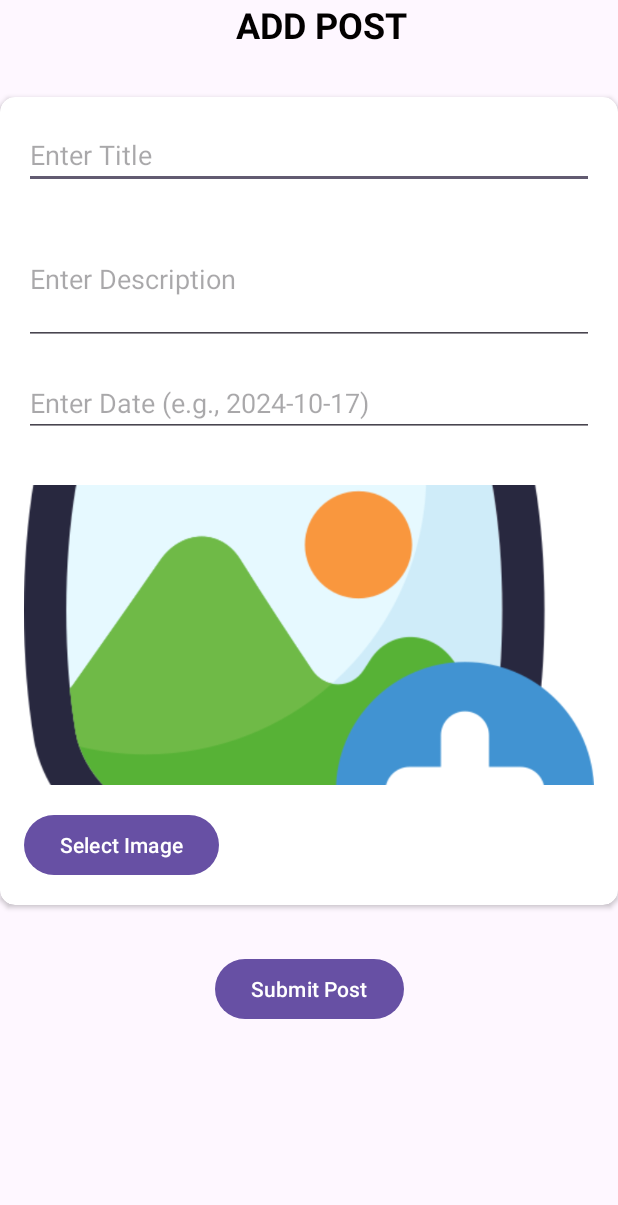
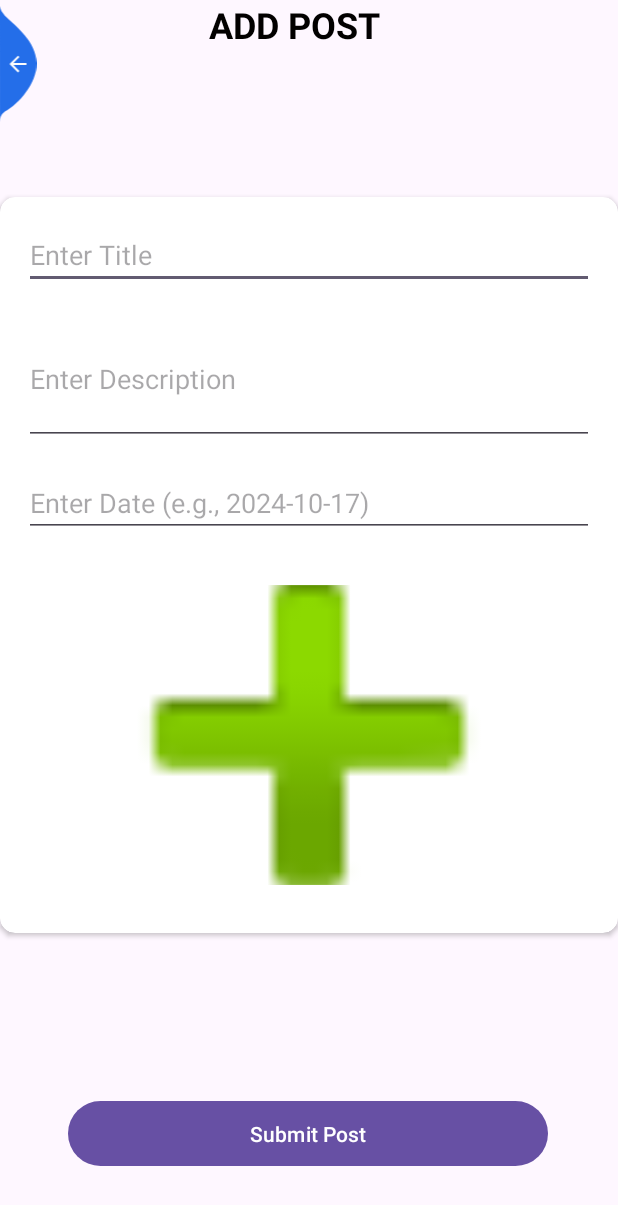
Before and after one commit to aziztrifi/mobilesanteeconect, an Android app: the AddBlog screen opened directly, with no data from a screen before it, on a phone screen of 412 x 824 dp. Shown: the top 1205 px of the screen. Run offline under Robolectric (Android 15) with nearby library versions, the phone set to English and light mode, and no system bars.

Commit message:
some fix

```diff
--- a/app/src/main/res/layout/activity_addblog.xml
+++ b/app/src/main/res/layout/activity_addblog.xml
@@ -7,20 +7,35 @@
     tools:context=".Activity.AddBlog">
 
     <!-- Add Post Header -->
+    <ImageView
+        android:id="@+id/imageView7"
+        android:layout_width="49dp"
+        android:layout_height="77dp"
+        android:layout_alignParentLeft="true"
+        android:layout_alignParentBottom="true"
+        android:layout_marginTop="4dp"
+        android:layout_marginEnd="376dp"
+        android:adjustViewBounds="false"
+        android:onClick="toAdmin_Pael"
+        android:src="@drawable/ic_back_img2"
+        app:layout_constraintEnd_toEndOf="parent"
+        app:layout_constraintTop_toTopOf="parent"
+        tools:ignore="SpeakableTextPresentCheck" />
+
     <TextView
         android:id="@+id/textView4"
         style="@style/viewParent.headerText.NoMode"
-        android:layout_width="wrap_content"
-        android:layout_height="wrap_content"
+        android:layout_width="149dp"
+        android:layout_height="99dp"
         android:layout_marginStart="16dp"
         android:layout_marginBottom="32dp"
         android:text="ADD POST"
+        android:textSize="24sp"
         app:layout_constraintBottom_toTopOf="@+id/cardView"
         app:layout_constraintEnd_toEndOf="parent"
+        app:layout_constraintHorizontal_bias="0.5"
         app:layout_constraintStart_toStartOf="parent"
-        app:layout_constraintTop_toTopOf="parent"
-        app:layout_constraintHorizontal_bias="0.5"
-        android:textSize="24sp" />
+        app:layout_constraintTop_toTopOf="parent" />
 
     <!-- CardView for Blog Form -->
     <androidx.cardview.widget.CardView
@@ -45,28 +60,29 @@
                 android:id="@+id/blogTitle"
                 android:layout_width="match_parent"
                 android:layout_height="wrap_content"
+                android:layout_marginBottom="16dp"
                 android:hint="Enter Title"
-                android:inputType="text"
-                android:layout_marginBottom="16dp" />
+                android:inputType="text" />
 
             <!-- Blog Description -->
             <EditText
                 android:id="@+id/blogDescription"
                 android:layout_width="match_parent"
                 android:layout_height="wrap_content"
+                android:layout_marginBottom="16dp"
                 android:hint="Enter Description"
                 android:inputType="textMultiLine"
-                android:minLines="3"
-                android:layout_marginBottom="16dp" />
+                android:minLines="3" />
 
             <!-- Blog Date -->
             <EditText
                 android:id="@+id/blogDate"
                 android:layout_width="match_parent"
                 android:layout_height="wrap_content"
+                android:layout_marginBottom="16dp"
                 android:hint="Enter Date (e.g., 2024-10-17)"
-                android:inputType="date"
-                android:layout_marginBottom="16dp" />
+                android:inputType="none" />
+
 
             <!-- Add Image Placeholder -->
             <ImageView
@@ -74,18 +90,11 @@
                 android:layout_width="match_parent"
                 android:layout_height="200dp"
                 android:layout_marginTop="16dp"
+                android:layout_marginBottom="16dp"
                 android:contentDescription="Add Image"
-                android:src="@drawable/ic_add_image"
                 android:scaleType="centerCrop"
-                android:layout_marginBottom="16dp" />
+                app:srcCompat="@android:drawable/ic_input_add" />
 
-            <!-- Button to Select Image -->
-            <Button
-                android:id="@+id/buttonSelectImage"
-                android:layout_width="wrap_content"
-                android:layout_height="wrap_content"
-                android:text="Select Image"
-                android:onClick="selectImage" />
 
         </LinearLayout>
     </androidx.cardview.widget.CardView>
@@ -93,13 +102,14 @@
     <!-- Submit Button -->
     <Button
         android:id="@+id/submitPostButton"
-        android:layout_width="wrap_content"
-        android:layout_height="wrap_content"
+        android:layout_width="320dp"
+        android:layout_height="51dp"
+        android:layout_marginTop="108dp"
+        android:onClick="submitPost"
         android:text="Submit Post"
-        android:onClick="submitPost"
-        app:layout_constraintTop_toBottomOf="@+id/cardView"
+        app:layout_constraintEnd_toEndOf="parent"
+        app:layout_constraintHorizontal_bias="0.494"
         app:layout_constraintStart_toStartOf="parent"
-        app:layout_constraintEnd_toEndOf="parent"
-        android:layout_marginTop="32dp"/>
+        app:layout_constraintTop_toBottomOf="@+id/cardView" />
 
 </androidx.constraintlayout.widget.ConstraintLayout>
```
Also changed, not shown: app/src/main/java/com/example/santeconnect/Activity/AddBlog.java (+72 -10 lines).
